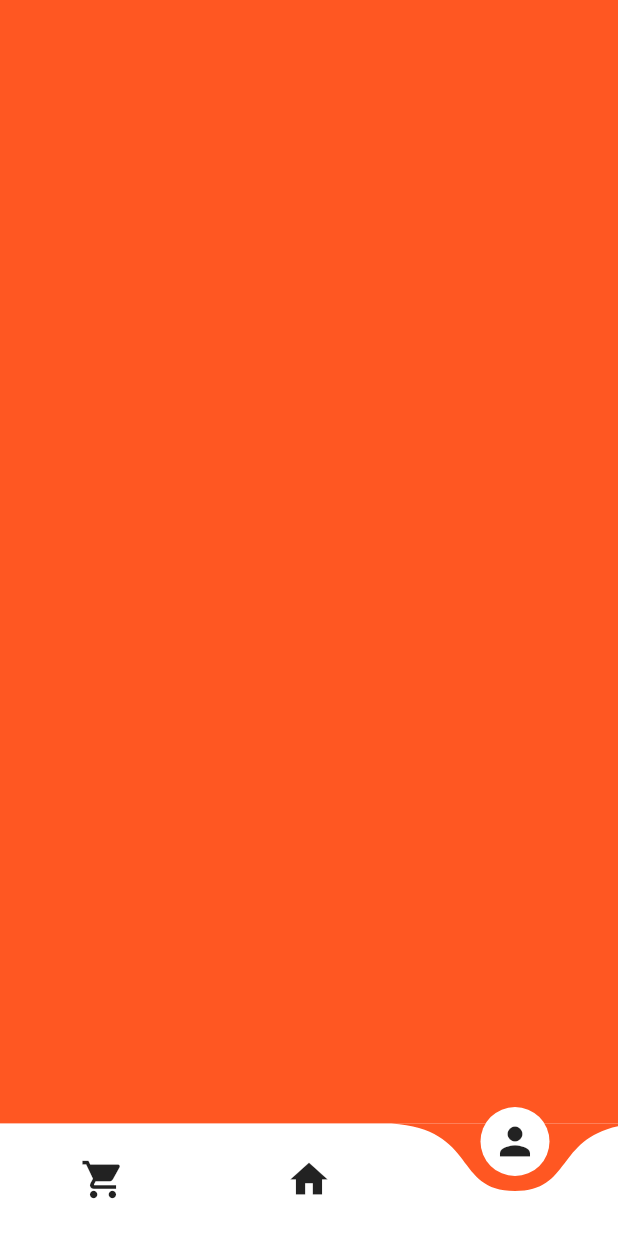
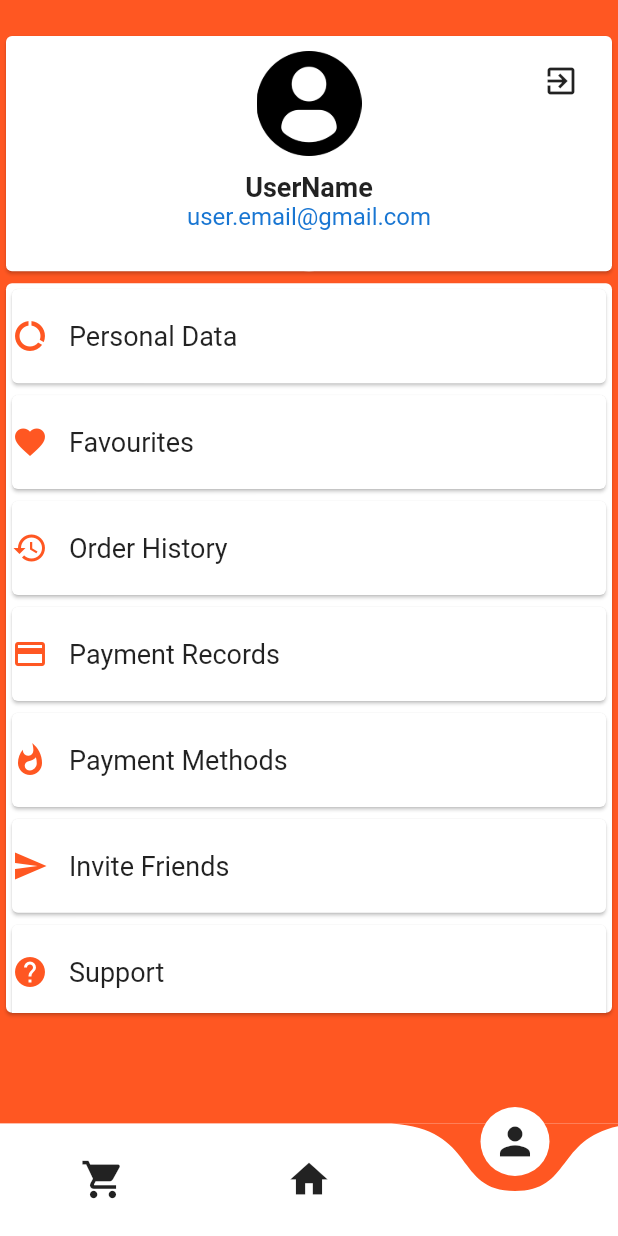
Before and after one commit to SyedMuhammadMuhid/RoadRunners, a Flutter app: the screen it shows after launch, item 3 of the bottom bar chosen, on a phone screen of 412 x 824 dp. Run offline on Flutter 3.47's test engine with Material 2 defaults, Android fonts, the phone set to English and light mode, and no system bars; drawn by our look-alikes of curved_navigation_bar; our stand-ins replace expandable, flutter_rating_bar, splashscreen.

Commit message:
adding subscreens

```diff
--- a/lib/main.dart
+++ b/lib/main.dart
@@ -2,5 +2,6 @@ import 'package:flutter/material.dart';
 import 'package:roadrunners/src/app.dart';
 
 void main() {
-  runApp(MyApp());
+  runApp(MaterialApp(debugShowCheckedModeBanner: false,
+      home:MyApp()));
 }
--- a/lib/src/app.dart
+++ b/lib/src/app.dart
@@ -21,13 +21,13 @@ class MyApp extends StatelessWidget {
         backgroundColor: Colors.white,
         body: Container(
           margin: EdgeInsets.only(top: 120),
-          padding: EdgeInsets.all(100),
+
           child: SplashScreen(
               seconds: 3,
             backgroundColor: Colors.white,
-            image: Image.asset('assets/applogo4.png'),
+            image: Image.asset('assets/applogo4.png', ),
               loaderColor: Colors.white,
-            photoSize: 140,
+            photoSize: MediaQuery.of(context).size.height/5,
             navigateAfterSeconds: NavBar(),
               ),
         ),
--- a/lib/src/data/category_data.dart
+++ b/lib/src/data/category_data.dart
@@ -2,6 +2,10 @@ import 'package:flutter/material.dart';
 import 'package:roadrunners/src/models/Category_model.dart';
 import 'package:roadrunners/src/models/Frequent_food_model.dart';
 import 'package:roadrunners/src/models/cart_model.dart';
+import 'package:roadrunners/src/models/profile_model.dart';
+import 'package:roadrunners/src/subscreens/favourites.dart';
+import 'package:roadrunners/src/subscreens/payment_method.dart';
+import 'package:roadrunners/src/subscreens/personal_data.dart';
 
 final categories=[
   CategoryModel( categoryName: 'Burgers', categoryImagePath:'assets/burger.png', numberOfItems: 43),
@@ -38,3 +42,13 @@ final cart_data=[
   CartModel(foodName: 'Muffin coco', foodImagePath: 'assets/muffins.jpg', numberOfItems: 3, location: 'Sweet Shop, Spain', price:  3),
 
 ];
+
+final profile_info_list=[
+  ProfileModel(dataName:'Personal Data', icon: Icon(Icons.data_usage, color: Colors.deepOrange,),screen: PersonalData()),
+  ProfileModel(dataName:'Favourites', icon: Icon(Icons.favorite, color: Colors.deepOrange,),screen: Favourites()),
+ProfileModel(dataName:'Order History', icon: Icon(Icons.history, color: Colors.deepOrange,)),
+ProfileModel(dataName:'Payment Records', icon: Icon(Icons.payment, color: Colors.deepOrange,)),
+ProfileModel(dataName:'Payment Methods', icon: Icon(Icons.whatshot, color: Colors.deepOrange,), screen: CardScreen()),
+ProfileModel(dataName:'Invite Friends', icon: Icon(Icons.send, color: Colors.deepOrange,)),
+ProfileModel(dataName:'Support', icon: Icon(Icons.help, color: Colors.deepOrange,)),
+];
--- /dev/null
+++ b/lib/src/models/profile_model.dart
@@ -0,0 +1,10 @@
+import 'package:flutter/material.dart';
+
+class ProfileModel{
+   Widget icon;
+   String dataName;
+   Widget screen;
+
+   ProfileModel({this.icon,this.dataName,this.screen});
+
+}
--- a/lib/src/popups/proceed_popup.dart
+++ b/lib/src/popups/proceed_popup.dart
@@ -1,4 +1,5 @@
 import 'package:flutter/material.dart';
+import 'package:roadrunners/src/screens/sign_in.dart';
 
 void proceed_popup( BuildContext context)
 {
@@ -21,7 +22,7 @@ void proceed_popup( BuildContext context)
                 FlatButton(
                   child: Text('Proceed', style: TextStyle(fontWeight: FontWeight.bold, fontSize: 16 ),),
                   onPressed: (){
-
+                   Navigator.of(context).push(MaterialPageRoute(builder: (BuildContext context)=> SignInScreen()));
                   },
                 ),
               ],
--- a/lib/src/screens/profile.dart
+++ b/lib/src/screens/profile.dart
@@ -1,15 +1,92 @@
+import 'package:flutter/cupertino.dart';
 import 'package:flutter/material.dart';
+import 'package:roadrunners/src/data/category_data.dart';
+import 'package:roadrunners/src/models/profile_model.dart';
+import 'package:roadrunners/src/popups/logout_popup.dart';
 class ProfileScreen extends StatefulWidget {
   @override
   _ProfileScreenState createState() => _ProfileScreenState();
 }
 
 class _ProfileScreenState extends State<ProfileScreen> {
+
   @override
   Widget build(BuildContext context) {
-    return Scaffold(
-      backgroundColor: Colors.deepOrange,
-      body: Container(),
+    double height= MediaQuery.of(context).size.height/5;
+    List <ProfileModel> profile_info_data=profile_info_list;
+    String iconName;
+    return SafeArea(
+      child: Scaffold(
+        backgroundColor: Colors.deepOrange,
+        body: Stack(
+
+          children: <Widget>[
+
+            Column(
+              children: <Widget>[
+                SizedBox(height: 20,),
+                Container(
+                  width: MediaQuery.of(context).size.width,
+                  height: height,
+                  child: Card(
+                    color: Colors.white,
+                    child: CircleAvatar(
+                      backgroundColor: Colors.white,
+                      child: Column(
+                        children: [
+                          SizedBox(height: 10,),
+                          Image(image: AssetImage('assets/propic.png'),height: 70,width: 70,),
+                          SizedBox(height: 10,),
+                          Text('UserName', style: TextStyle(fontWeight: FontWeight.bold, fontSize: 18, color: Colors.black87),),
+                          Text ('user.email@gmail.com')
+                        ],
+                      ),
+                    ),
+
+                  ),
+                ),
+                Container(
+                  height: height*3,
+                  width: MediaQuery.of(context).size.width,
+                  child: Card(
+                    child: ListView.builder(
+                      physics: BouncingScrollPhysics(),
+                      itemCount: profile_info_list.length,
+                      scrollDirection: Axis.vertical,
+                      itemBuilder: (BuildContext context, int index,){
+                        //if(index>0){controller.animateTo(controller.position.maxScrollExtent);}
+                        return Container( height:(height*3)/7, width: MediaQuery.of(context).size.width,
+                            child: GestureDetector(
+                              onTap: (){
+                                Navigator.of(context).push(MaterialPageRoute(builder: (BuildContext context)=> profile_info_data[index].screen));
+                              },
+                              child: Card(
+                                child: Row(
+                                  children: <Widget>[
+                                    profile_info_data[index].icon,
+                                    SizedBox(width: 14,),
+                                    Text(profile_info_data[index].dataName,style: TextStyle(fontSize: 18,),)
+
+                                  ],),),
+                            ));
+
+                      },
+                    ),
+                  ),
+                )
+
+
+              ],
+            ),
+
+            Positioned( left: 350,
+                top: 30,
+                child: IconButton(icon: Icon(Icons.exit_to_app,),onPressed: (){
+                  logout_popup(context);
+                },)),
+          ],
+        ),
+      ),
     );
   }
 }
--- /dev/null
+++ b/lib/src/subscreens/favourites.dart
@@ -0,0 +1,13 @@
+import 'package:flutter/material.dart';
+
+class Favourites extends StatefulWidget {
+  @override
+  _FavouritesState createState() => _FavouritesState();
+}
+
+class _FavouritesState extends State<Favourites> {
+  @override
+  Widget build(BuildContext context) {
+    return Container();
+  }
+}
```
Also changed, not shown: lib/src/constants/constants.dart (added, +25 -0 lines), lib/src/popups/logout_popup.dart (added, +35 -0 lines), lib/src/screens/cart.dart (+8 -2 lines), lib/src/screens/sign_in.dart (added, +136 -0 lines), lib/src/subscreens/payment_method.dart (added, +120 -0 lines), lib/src/subscreens/personal_data.dart (added, +182 -0 lines), assets/food_border.png (added), assets/food_img_signin.png (added), assets/propic.png (added), assets/sign_in_food.png (added).
